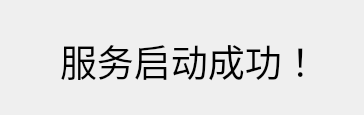
This is gui/UI/UI.ui in wolfeite/Heroage_Center_Control3.7 as Qt 5 draws it before an edit. The edited form follows.
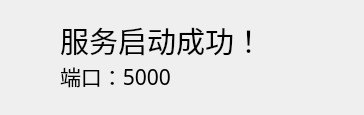
This is the edited form. Icons and pictures are not drawn.

The edit to the form file:
```diff
--- a/gui/UI/UI.ui
+++ b/gui/UI/UI.ui
@@ -22,7 +22,7 @@
     <property name="geometry">
      <rect>
       <x>60</x>
-      <y>40</y>
+      <y>20</y>
       <width>251</width>
       <height>41</height>
      </rect>
@@ -30,13 +30,32 @@
     <property name="font">
      <font>
       <family>Alef</family>
-      <pointsize>28</pointsize>
+      <pointsize>22</pointsize>
      </font>
     </property>
     <property name="text">
      <string>服务启动成功！</string>
     </property>
    </widget>
+   <widget class="QLabel" name="label_2">
+    <property name="geometry">
+     <rect>
+      <x>60</x>
+      <y>60</y>
+      <width>161</width>
+      <height>31</height>
+     </rect>
+    </property>
+    <property name="font">
+     <font>
+      <family>黑体</family>
+      <pointsize>16</pointsize>
+     </font>
+    </property>
+    <property name="text">
+     <string>端口：5000</string>
+    </property>
+   </widget>
   </widget>
  </widget>
  <resources/>
```
